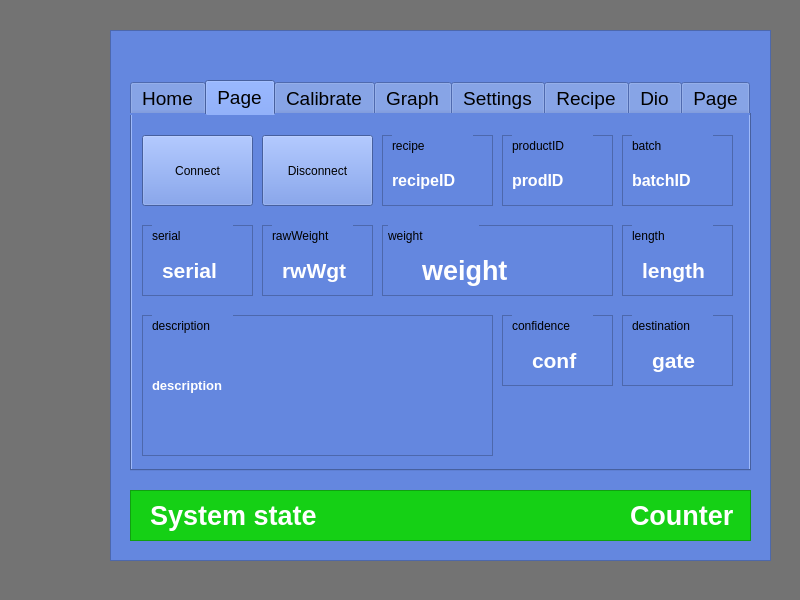
sigurgeirg/sandbox, file flowscale/forms/mainwindow.ui: the form before one commit.
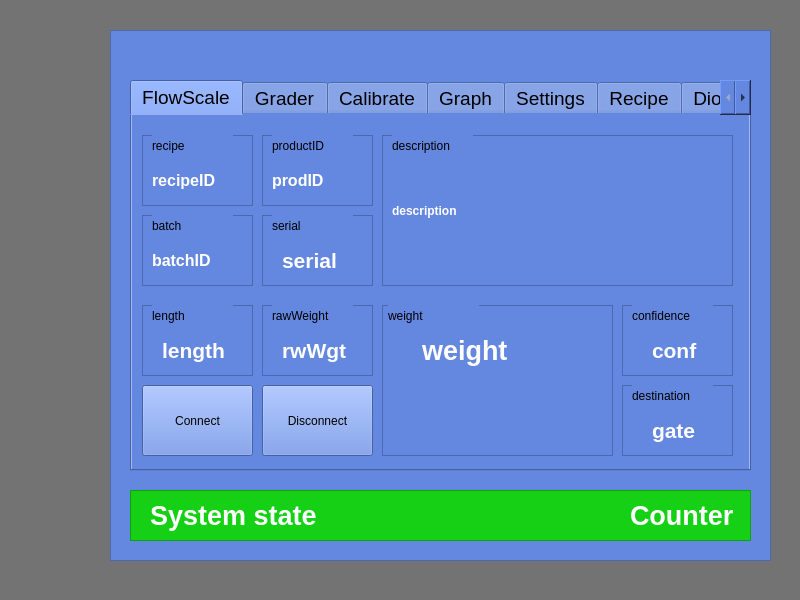
The form after the commit. The open tabs and pages were chosen to show the change. Custom widgets are drawn as their Qt base class.

Patch:
```diff
--- a/flowscale/forms/mainwindow.ui
+++ b/flowscale/forms/mainwindow.ui
@@ -596,213 +596,17 @@
      <property name="elideMode">
       <enum>Qt::ElideNone</enum>
      </property>
-     <widget class="QWidget" name="tabHome">
-      <attribute name="title">
-       <string>Home</string>
-      </attribute>
-      <widget class="QFrame" name="receiveFrame">
-       <property name="geometry">
-        <rect>
-         <x>10</x>
-         <y>60</y>
-         <width>301</width>
-         <height>81</height>
-        </rect>
-       </property>
-       <property name="styleSheet">
-        <string notr="true"/>
-       </property>
-       <property name="frameShape">
-        <enum>QFrame::StyledPanel</enum>
-       </property>
-       <property name="frameShadow">
-        <enum>QFrame::Raised</enum>
-       </property>
-       <widget class="QLabel" name="lblReceivedWeight">
-        <property name="geometry">
-         <rect>
-          <x>70</x>
-          <y>30</y>
-          <width>141</width>
-          <height>31</height>
-         </rect>
-        </property>
-        <property name="font">
-         <font>
-          <pointsize>20</pointsize>
-          <weight>75</weight>
-          <bold>true</bold>
-         </font>
-        </property>
-        <property name="styleSheet">
-         <string notr="true">color: rgb(255, 255, 255);</string>
-        </property>
-        <property name="text">
-         <string>raw weight</string>
-        </property>
-       </widget>
-       <widget class="QLabel" name="lblWeight">
-        <property name="geometry">
-         <rect>
-          <x>10</x>
-          <y>0</y>
-          <width>67</width>
-          <height>21</height>
-         </rect>
-        </property>
-        <property name="text">
-         <string>Weight:</string>
-        </property>
-       </widget>
-      </widget>
-      <widget class="QFrame" name="receiveFrame_3">
-       <property name="geometry">
-        <rect>
-         <x>10</x>
-         <y>140</y>
-         <width>591</width>
-         <height>51</height>
-        </rect>
-       </property>
-       <property name="styleSheet">
-        <string notr="true"/>
-       </property>
-       <property name="frameShape">
-        <enum>QFrame::StyledPanel</enum>
-       </property>
-       <property name="frameShadow">
-        <enum>QFrame::Raised</enum>
-       </property>
-       <widget class="QLabel" name="lblReceivedWeight_3">
-        <property name="geometry">
-         <rect>
-          <x>60</x>
-          <y>10</y>
-          <width>141</width>
-          <height>31</height>
-         </rect>
-        </property>
-        <property name="font">
-         <font>
-          <pointsize>20</pointsize>
-          <weight>75</weight>
-          <bold>true</bold>
-         </font>
-        </property>
-        <property name="styleSheet">
-         <string notr="true">color: rgb(255, 255, 255);</string>
-        </property>
-        <property name="text">
-         <string>serial</string>
-        </property>
-       </widget>
-       <widget class="QLabel" name="lblWeight_3">
-        <property name="geometry">
-         <rect>
-          <x>10</x>
-          <y>20</y>
-          <width>31</width>
-          <height>21</height>
-         </rect>
-        </property>
-        <property name="text">
-         <string>Info:</string>
-        </property>
-       </widget>
-      </widget>
-      <widget class="QFrame" name="receiveFrame_2">
-       <property name="geometry">
-        <rect>
-         <x>310</x>
-         <y>60</y>
-         <width>291</width>
-         <height>81</height>
-        </rect>
-       </property>
-       <property name="styleSheet">
-        <string notr="true"/>
-       </property>
-       <property name="frameShape">
-        <enum>QFrame::StyledPanel</enum>
-       </property>
-       <property name="frameShadow">
-        <enum>QFrame::Raised</enum>
-       </property>
-       <widget class="QLabel" name="lblReceivedWeight_2">
-        <property name="geometry">
-         <rect>
-          <x>50</x>
-          <y>30</y>
-          <width>201</width>
-          <height>31</height>
-         </rect>
-        </property>
-        <property name="font">
-         <font>
-          <pointsize>20</pointsize>
-          <weight>75</weight>
-          <bold>true</bold>
-         </font>
-        </property>
-        <property name="styleSheet">
-         <string notr="true">color: rgb(255, 255, 255);</string>
-        </property>
-        <property name="text">
-         <string>filtered weight</string>
-        </property>
-       </widget>
-       <widget class="QLabel" name="lblWeight_2">
-        <property name="geometry">
-         <rect>
-          <x>6</x>
-          <y>0</y>
-          <width>151</width>
-          <height>21</height>
-         </rect>
-        </property>
-        <property name="text">
-         <string>Filtered Weight:</string>
-        </property>
-       </widget>
-      </widget>
-      <widget class="QPushButton" name="btnNetWeightConnect">
-       <property name="geometry">
-        <rect>
-         <x>10</x>
-         <y>10</y>
-         <width>97</width>
-         <height>41</height>
-        </rect>
-       </property>
-       <property name="text">
-        <string>Connect</string>
-       </property>
-      </widget>
-      <widget class="QPushButton" name="btnDisconnect">
-       <property name="geometry">
-        <rect>
-         <x>110</x>
-         <y>10</y>
-         <width>97</width>
-         <height>41</height>
-        </rect>
-       </property>
-       <property name="text">
-        <string>Disconnect</string>
-       </property>
-      </widget>
-     </widget>
      <widget class="QWidget" name="tab">
       <attribute name="title">
-       <string>Page</string>
+       <string>FlowScale</string>
       </attribute>
       <widget class="QFrame" name="filteredWeightFrame">
        <property name="geometry">
         <rect>
          <x>250</x>
-         <y>110</y>
+         <y>190</y>
          <width>231</width>
-         <height>71</height>
+         <height>151</height>
         </rect>
        </property>
        <property name="styleSheet">
@@ -851,869 +655,13 @@
         </property>
        </widget>
       </widget>
-      <widget class="QPushButton" name="btnNetWeightConnect_3">
-       <property name="geometry">
-        <rect>
-         <x>10</x>
-         <y>20</y>
-         <width>111</width>
-         <height>71</height>
-        </rect>
-       </property>
-       <property name="palette">
-        <palette>
-         <active>
-          <colorrole role="WindowText">
-           <brush brushstyle="SolidPattern">
-            <color alpha="255">
-             <red>0</red>
-             <green>0</green>
-             <blue>0</blue>
-            </color>
-           </brush>
-          </colorrole>
-          <colorrole role="Button">
-           <brush brushstyle="SolidPattern">
-            <color alpha="255">
-             <red>100</red>
-             <green>135</green>
-             <blue>223</blue>
-            </color>
-           </brush>
-          </colorrole>
-          <colorrole role="Light">
-           <brush brushstyle="SolidPattern">
-            <color alpha="255">
-             <red>83</red>
-             <green>255</green>
-             <blue>83</blue>
-            </color>
-           </brush>
-          </colorrole>
-          <colorrole role="Midlight">
-           <brush brushstyle="SolidPattern">
-            <color alpha="255">
-             <red>52</red>
-             <green>231</green>
-             <blue>52</blue>
-            </color>
-           </brush>
-          </colorrole>
-          <colorrole role="Dark">
-           <brush brushstyle="SolidPattern">
-            <color alpha="255">
-             <red>10</red>
-             <green>104</green>
-             <blue>10</blue>
-            </color>
-           </brush>
-          </colorrole>
-          <colorrole role="Mid">
-           <brush brushstyle="SolidPattern">
-            <color alpha="255">
-             <red>14</red>
-             <green>139</green>
-             <blue>14</blue>
-            </color>
-           </brush>
-          </colorrole>
-          <colorrole role="Text">
-           <brush brushstyle="SolidPattern">
-            <color alpha="255">
-             <red>0</red>
-             <green>0</green>
-             <blue>0</blue>
-            </color>
-           </brush>
-          </colorrole>
-          <colorrole role="BrightText">
-           <brush brushstyle="SolidPattern">
-            <color alpha="255">
-             <red>255</red>
-             <green>255</green>
-             <blue>255</blue>
-            </color>
-           </brush>
-          </colorrole>
-          <colorrole role="ButtonText">
-           <brush brushstyle="SolidPattern">
-            <color alpha="255">
-             <red>0</red>
-             <green>0</green>
-             <blue>0</blue>
-            </color>
-           </brush>
-          </colorrole>
-          <colorrole role="Base">
-           <brush brushstyle="SolidPattern">
-            <color alpha="255">
-             <red>100</red>
-             <green>135</green>
-             <blue>223</blue>
-            </color>
-           </brush>
-          </colorrole>
-          <colorrole role="Window">
-           <brush brushstyle="SolidPattern">
-            <color alpha="255">
-             <red>100</red>
-             <green>135</green>
-             <blue>223</blue>
-            </color>
-           </brush>
-          </colorrole>
-          <colorrole role="Shadow">
-           <brush brushstyle="SolidPattern">
-            <color alpha="255">
-             <red>0</red>
-             <green>0</green>
-             <blue>0</blue>
-            </color>
-           </brush>
-          </colorrole>
-          <colorrole role="AlternateBase">
-           <brush brushstyle="SolidPattern">
-            <color alpha="255">
-             <red>138</red>
-             <green>231</green>
-             <blue>138</blue>
-            </color>
-           </brush>
-          </colorrole>
-          <colorrole role="ToolTipBase">
-           <brush brushstyle="SolidPattern">
-            <color alpha="255">
-             <red>255</red>
-             <green>255</green>
-             <blue>220</blue>
-            </color>
-           </brush>
-          </colorrole>
-          <colorrole role="ToolTipText">
-           <brush brushstyle="SolidPattern">
-            <color alpha="255">
-             <red>0</red>
-             <green>0</green>
-             <blue>0</blue>
-            </color>
-           </brush>
-          </colorrole>
-         </active>
-         <inactive>
-          <colorrole role="WindowText">
-           <brush brushstyle="SolidPattern">
-            <color alpha="255">
-             <red>0</red>
-             <green>0</green>
-             <blue>0</blue>
-            </color>
-           </brush>
-          </colorrole>
-          <colorrole role="Button">
-           <brush brushstyle="SolidPattern">
-            <color alpha="255">
-             <red>100</red>
-             <green>135</green>
-             <blue>223</blue>
-            </color>
-           </brush>
-          </colorrole>
-          <colorrole role="Light">
-           <brush brushstyle="SolidPattern">
-            <color alpha="255">
-             <red>83</red>
-             <green>255</green>
-             <blue>83</blue>
-            </color>
-           </brush>
-          </colorrole>
-          <colorrole role="Midlight">
-           <brush brushstyle="SolidPattern">
-            <color alpha="255">
-             <red>52</red>
-             <green>231</green>
-             <blue>52</blue>
-            </color>
-           </brush>
-          </colorrole>
-          <colorrole role="Dark">
-           <brush brushstyle="SolidPattern">
-            <color alpha="255">
-             <red>10</red>
-             <green>104</green>
-             <blue>10</blue>
-            </color>
-           </brush>
-          </colorrole>
-          <colorrole role="Mid">
-           <brush brushstyle="SolidPattern">
-            <color alpha="255">
-             <red>14</red>
-             <green>139</green>
-             <blue>14</blue>
-            </color>
-           </brush>
-          </colorrole>
-          <colorrole role="Text">
-           <brush brushstyle="SolidPattern">
-            <color alpha="255">
-             <red>0</red>
-             <green>0</green>
-             <blue>0</blue>
-            </color>
-           </brush>
-          </colorrole>
-          <colorrole role="BrightText">
-           <brush brushstyle="SolidPattern">
-            <color alpha="255">
-             <red>255</red>
-             <green>255</green>
-             <blue>255</blue>
-            </color>
-           </brush>
-          </colorrole>
-          <colorrole role="ButtonText">
-           <brush brushstyle="SolidPattern">
-            <color alpha="255">
-             <red>0</red>
-             <green>0</green>
-             <blue>0</blue>
-            </color>
-           </brush>
-          </colorrole>
-          <colorrole role="Base">
-           <brush brushstyle="SolidPattern">
-            <color alpha="255">
-             <red>100</red>
-             <green>135</green>
-             <blue>223</blue>
-            </color>
-           </brush>
-          </colorrole>
-          <colorrole role="Window">
-           <brush brushstyle="SolidPattern">
-            <color alpha="255">
-             <red>100</red>
-             <green>135</green>
-             <blue>223</blue>
-            </color>
-           </brush>
-          </colorrole>
-          <colorrole role="Shadow">
-           <brush brushstyle="SolidPattern">
-            <color alpha="255">
-             <red>0</red>
-             <green>0</green>
-             <blue>0</blue>
-            </color>
-           </brush>
-          </colorrole>
-          <colorrole role="AlternateBase">
-           <brush brushstyle="SolidPattern">
-            <color alpha="255">
-             <red>138</red>
-             <green>231</green>
-             <blue>138</blue>
-            </color>
-           </brush>
-          </colorrole>
-          <colorrole role="ToolTipBase">
-           <brush brushstyle="SolidPattern">
-            <color alpha="255">
-             <red>255</red>
-             <green>255</green>
-             <blue>220</blue>
-            </color>
-           </brush>
-          </colorrole>
-          <colorrole role="ToolTipText">
-           <brush brushstyle="SolidPattern">
-            <color alpha="255">
-             <red>0</red>
-             <green>0</green>
-             <blue>0</blue>
-            </color>
-           </brush>
-          </colorrole>
-         </inactive>
-         <disabled>
-          <colorrole role="WindowText">
-           <brush brushstyle="SolidPattern">
-            <color alpha="255">
-             <red>10</red>
-             <green>104</green>
-             <blue>10</blue>
-            </color>
-           </brush>
-          </colorrole>
-          <colorrole role="Button">
-           <brush brushstyle="SolidPattern">
-            <color alpha="255">
-             <red>100</red>
-             <green>135</green>
-             <blue>223</blue>
-            </color>
-           </brush>
-          </colorrole>
-          <colorrole role="Light">
-           <brush brushstyle="SolidPattern">
-            <color alpha="255">
-             <red>83</red>
-             <green>255</green>
-             <blue>83</blue>
-            </color>
-           </brush>
-          </colorrole>
-          <colorrole role="Midlight">
-           <brush brushstyle="SolidPattern">
-            <color alpha="255">
-             <red>52</red>
-             <green>231</green>
-             <blue>52</blue>
-            </color>
-           </brush>
-          </colorrole>
-          <colorrole role="Dark">
-           <brush brushstyle="SolidPattern">
-            <color alpha="255">
-             <red>10</red>
-             <green>104</green>
-             <blue>10</blue>
-            </color>
-           </brush>
-          </colorrole>
-          <colorrole role="Mid">
-           <brush brushstyle="SolidPattern">
-            <color alpha="255">
-             <red>14</red>
-             <green>139</green>
-             <blue>14</blue>
-            </color>
-           </brush>
-          </colorrole>
-          <colorrole role="Text">
-           <brush brushstyle="SolidPattern">
-            <color alpha="255">
-             <red>10</red>
-             <green>104</green>
-             <blue>10</blue>
-            </color>
-           </brush>
-          </colorrole>
-          <colorrole role="BrightText">
-           <brush brushstyle="SolidPattern">
-            <color alpha="255">
-             <red>255</red>
-             <green>255</green>
-             <blue>255</blue>
-            </color>
-           </brush>
-          </colorrole>
-          <colorrole role="ButtonText">
-           <brush brushstyle="SolidPattern">
-            <color alpha="255">
-             <red>10</red>
-             <green>104</green>
-             <blue>10</blue>
-            </color>
-           </brush>
-          </colorrole>
-          <colorrole role="Base">
-           <brush brushstyle="SolidPattern">
-            <color alpha="255">
-             <red>100</red>
-             <green>135</green>
-             <blue>223</blue>
-            </color>
-           </brush>
-          </colorrole>
-          <colorrole role="Window">
-           <brush brushstyle="SolidPattern">
-            <color alpha="255">
-             <red>100</red>
-             <green>135</green>
-             <blue>223</blue>
-            </color>
-           </brush>
-          </colorrole>
-          <colorrole role="Shadow">
-           <brush brushstyle="SolidPattern">
-            <color alpha="255">
-             <red>0</red>
-             <green>0</green>
-             <blue>0</blue>
-            </color>
-           </brush>
-          </colorrole>
-          <colorrole role="AlternateBase">
-           <brush brushstyle="SolidPattern">
-            <color alpha="255">
-             <red>21</red>
-             <green>208</green>
-             <blue>21</blue>
-            </color>
-           </brush>
-          </colorrole>
-          <colorrole role="ToolTipBase">
-           <brush brushstyle="SolidPattern">
-            <color alpha="255">
-             <red>255</red>
-             <green>255</green>
-             <blue>220</blue>
-            </color>
-           </brush>
-          </colorrole>
-          <colorrole role="ToolTipText">
-           <brush brushstyle="SolidPattern">
-            <color alpha="255">
-             <red>0</red>
-             <green>0</green>
-             <blue>0</blue>
-            </color>
-           </brush>
-          </colorrole>
-         </disabled>
-        </palette>
-       </property>
-       <property name="text">
-        <string>Connect</string>
-       </property>
-      </widget>
-      <widget class="QPushButton" name="btnDisconnect_5">
-       <property name="geometry">
-        <rect>
-         <x>130</x>
-         <y>20</y>
-         <width>111</width>
-         <height>71</height>
-        </rect>
-       </property>
-       <property name="palette">
-        <palette>
-         <active>
-          <colorrole role="WindowText">
-           <brush brushstyle="SolidPattern">
-            <color alpha="255">
-             <red>0</red>
-             <green>0</green>
-             <blue>0</blue>
-            </color>
-           </brush>
-          </colorrole>
-          <colorrole role="Button">
-           <brush brushstyle="SolidPattern">
-            <color alpha="255">
-             <red>100</red>
-             <green>135</green>
-             <blue>223</blue>
-            </color>
-           </brush>
-          </colorrole>
-          <colorrole role="Light">
-           <brush brushstyle="SolidPattern">
-            <color alpha="255">
-             <red>255</red>
-             <green>127</green>
-             <blue>127</blue>
-            </color>
-           </brush>
-          </colorrole>
-          <colorrole role="Midlight">
-           <brush brushstyle="SolidPattern">
-            <color alpha="255">
-             <red>255</red>
-             <green>63</green>
-             <blue>63</blue>
-            </color>
-           </brush>
-          </colorrole>
-          <colorrole role="Dark">
-           <brush brushstyle="SolidPattern">
-            <color alpha="255">
-             <red>127</red>
-             <green>0</green>
-             <blue>0</blue>
-            </color>
-           </brush>
-          </colorrole>
-          <colorrole role="Mid">
-           <brush brushstyle="SolidPattern">
-            <color alpha="255">
-             <red>170</red>
-             <green>0</green>
-             <blue>0</blue>
-            </color>
-           </brush>
-          </colorrole>
-          <colorrole role="Text">
-           <brush brushstyle="SolidPattern">
-            <color alpha="255">
-             <red>0</red>
-             <green>0</green>
-             <blue>0</blue>
-            </color>
-           </brush>
-          </colorrole>
-          <colorrole role="BrightText">
-           <brush brushstyle="SolidPattern">
-            <color alpha="255">
-             <red>255</red>
-             <green>255</green>
-             <blue>255</blue>
-            </color>
-           </brush>
-          </colorrole>
-          <colorrole role="ButtonText">
-           <brush brushstyle="SolidPattern">
-            <color alpha="255">
-             <red>0</red>
-             <green>0</green>
-             <blue>0</blue>
-            </color>
-           </brush>
-          </colorrole>
-          <colorrole role="Base">
-           <brush brushstyle="SolidPattern">
-            <color alpha="255">
-             <red>100</red>
-             <green>135</green>
-             <blue>223</blue>
-            </color>
-           </brush>
-          </colorrole>
-          <colorrole role="Window">
-           <brush brushstyle="SolidPattern">
-            <color alpha="255">
-             <red>100</red>
-             <green>135</green>
-             <blue>223</blue>
-            </color>
-           </brush>
-          </colorrole>
-          <colorrole role="Shadow">
-           <brush brushstyle="SolidPattern">
-            <color alpha="255">
-             <red>0</red>
-             <green>0</green>
-             <blue>0</blue>
-            </color>
-           </brush>
-          </colorrole>
-          <colorrole role="AlternateBase">
-           <brush brushstyle="SolidPattern">
-            <color alpha="255">
-             <red>255</red>
-             <green>127</green>
-             <blue>127</blue>
-            </color>
-           </brush>
-          </colorrole>
-          <colorrole role="ToolTipBase">
-           <brush brushstyle="SolidPattern">
-            <color alpha="255">
-             <red>255</red>
-             <green>255</green>
-             <blue>220</blue>
-            </color>
-           </brush>
-          </colorrole>
-          <colorrole role="ToolTipText">
-           <brush brushstyle="SolidPattern">
-            <color alpha="255">
-             <red>0</red>
-             <green>0</green>
-             <blue>0</blue>
-            </color>
-           </brush>
-          </colorrole>
-         </active>
-         <inactive>
-          <colorrole role="WindowText">
-           <brush brushstyle="SolidPattern">
-            <color alpha="255">
-             <red>0</red>
-             <green>0</green>
-             <blue>0</blue>
-            </color>
-           </brush>
-          </colorrole>
-          <colorrole role="Button">
-           <brush brushstyle="SolidPattern">
-            <color alpha="255">
-             <red>100</red>
-             <green>135</green>
-             <blue>223</blue>
-            </color>
-           </brush>
-          </colorrole>
-          <colorrole role="Light">
-           <brush brushstyle="SolidPattern">
-            <color alpha="255">
-             <red>255</red>
-             <green>127</green>
-             <blue>127</blue>
-            </color>
-           </brush>
-          </colorrole>
-          <colorrole role="Midlight">
-           <brush brushstyle="SolidPattern">
-            <color alpha="255">
-             <red>255</red>
-             <green>63</green>
-             <blue>63</blue>
-            </color>
-           </brush>
-          </colorrole>
-          <colorrole role="Dark">
-           <brush brushstyle="SolidPattern">
-            <color alpha="255">
-             <red>127</red>
-             <green>0</green>
-             <blue>0</blue>
-            </color>
-           </brush>
-          </colorrole>
-          <colorrole role="Mid">
-           <brush brushstyle="SolidPattern">
-            <color alpha="255">
-             <red>170</red>
-             <green>0</green>
-             <blue>0</blue>
-            </color>
-           </brush>
-          </colorrole>
-          <colorrole role="Text">
-           <brush brushstyle="SolidPattern">
-            <color alpha="255">
-             <red>0</red>
-             <green>0</green>
-             <blue>0</blue>
-            </color>
-           </brush>
-          </colorrole>
-          <colorrole role="BrightText">
-           <brush brushstyle="SolidPattern">
-            <color alpha="255">
-             <red>255</red>
-             <green>255</green>
-             <blue>255</blue>
-            </color>
-           </brush>
-          </colorrole>
-          <colorrole role="ButtonText">
-           <brush brushstyle="SolidPattern">
-            <color alpha="255">
-             <red>0</red>
-             <green>0</green>
-             <blue>0</blue>
-            </color>
-           </brush>
-          </colorrole>
-          <colorrole role="Base">
-           <brush brushstyle="SolidPattern">
-            <color alpha="255">
-             <red>100</red>
-             <green>135</green>
-             <blue>223</blue>
-            </color>
-           </brush>
-          </colorrole>
-          <colorrole role="Window">
-           <brush brushstyle="SolidPattern">
-            <color alpha="255">
-             <red>100</red>
-             <green>135</green>
-             <blue>223</blue>
-            </color>
-           </brush>
-          </colorrole>
-          <colorrole role="Shadow">
-           <brush brushstyle="SolidPattern">
-            <color alpha="255">
-             <red>0</red>
-             <green>0</green>
-             <blue>0</blue>
-            </color>
-           </brush>
-          </colorrole>
-          <colorrole role="AlternateBase">
-           <brush brushstyle="SolidPattern">
-            <color alpha="255">
-             <red>255</red>
-             <green>127</green>
-             <blue>127</blue>
-            </color>
-           </brush>
-          </colorrole>
-          <colorrole role="ToolTipBase">
-           <brush brushstyle="SolidPattern">
-            <color alpha="255">
-             <red>255</red>
-             <green>255</green>
-             <blue>220</blue>
-            </color>
-           </brush>
-          </colorrole>
-          <colorrole role="ToolTipText">
-           <brush brushstyle="SolidPattern">
-            <color alpha="255">
-             <red>0</red>
-             <green>0</green>
-             <blue>0</blue>
-            </color>
-           </brush>
-          </colorrole>
-         </inactive>
-         <disabled>
-          <colorrole role="WindowText">
-           <brush brushstyle="SolidPattern">
-            <color alpha="255">
-             <red>127</red>
-             <green>0</green>
-             <blue>0</blue>
-            </color>
-           </brush>
-          </colorrole>
-          <colorrole role="Button">
-           <brush brushstyle="SolidPattern">
-            <color alpha="255">
-             <red>100</red>
-             <green>135</green>
-             <blue>223</blue>
-            </color>
-           </brush>
-          </colorrole>
-          <colorrole role="Light">
-           <brush brushstyle="SolidPattern">
-            <color alpha="255">
-             <red>255</red>
-             <green>127</green>
-             <blue>127</blue>
-            </color>
-           </brush>
-          </colorrole>
-          <colorrole role="Midlight">
-           <brush brushstyle="SolidPattern">
-            <color alpha="255">
-             <red>255</red>
-             <green>63</green>
-             <blue>63</blue>
-            </color>
-           </brush>
-          </colorrole>
-          <colorrole role="Dark">
-           <brush brushstyle="SolidPattern">
-            <color alpha="255">
-             <red>127</red>
-             <green>0</green>
-             <blue>0</blue>
-            </color>
-           </brush>
-          </colorrole>
-          <colorrole role="Mid">
-           <brush brushstyle="SolidPattern">
-            <color alpha="255">
-             <red>170</red>
-             <green>0</green>
-             <blue>0</blue>
-            </color>
-           </brush>
-          </colorrole>
-          <colorrole role="Text">
-           <brush brushstyle="SolidPattern">
-            <color alpha="255">
-             <red>127</red>
-             <green>0</green>
-             <blue>0</blue>
-            </color>
-           </brush>
-          </colorrole>
-          <colorrole role="BrightText">
-           <brush brushstyle="SolidPattern">
-            <color alpha="255">
-             <red>255</red>
-             <green>255</green>
-             <blue>255</blue>
-            </color>
-           </brush>
-          </colorrole>
-          <colorrole role="ButtonText">
-           <brush brushstyle="SolidPattern">
-            <color alpha="255">
-             <red>127</red>
-             <green>0</green>
-             <blue>0</blue>
-            </color>
-           </brush>
-          </colorrole>
-          <colorrole role="Base">
-           <brush brushstyle="SolidPattern">
-            <color alpha="255">
-             <red>100</red>
-             <green>135</green>
-             <blue>223</blue>
-            </color>
-           </brush>
-          </colorrole>
-          <colorrole role="Window">
-           <brush brushstyle="SolidPattern">
-            <color alpha="255">
-             <red>100</red>
-             <green>135</green>
-             <blue>223</blue>
-            </color>
-           </brush>
-          </colorrole>
-          <colorrole role="Shadow">
-           <brush brushstyle="SolidPattern">
-            <color alpha="255">
-             <red>0</red>
-             <green>0</green>
-             <blue>0</blue>
-            </color>
-           </brush>
-          </colorrole>
-          <colorrole role="AlternateBase">
-           <brush brushstyle="SolidPattern">
-            <color alpha="255">
-             <red>255</red>
-             <green>0</green>
-             <blue>0</blue>
-            </color>
-           </brush>
-          </colorrole>
-          <colorrole role="ToolTipBase">
-           <brush brushstyle="SolidPattern">
-            <color alpha="255">
-             <red>255</red>
-             <green>255</green>
-             <blue>220</blue>
-            </color>
-           </brush>
-          </colorrole>
-          <colorrole role="ToolTipText">
-           <brush brushstyle="SolidPattern">
-            <color alpha="255">
-             <red>0</red>
-             <green>0</green>
-             <blue>0</blue>
-            </color>
-           </brush>
-          </colorrole>
-         </disabled>
-        </palette>
-       </property>
-       <property name="text">
-        <string>Disconnect</string>
-       </property>
-      </widget>
       <widget class="QFrame" name="descriptionFrame">
        <property name="geometry">
         <rect>
-         <x>10</x>
-         <y>200</y>
+         <x>250</x>
+         <y>20</y>
          <width>351</width>
-         <height>141</height>
+         <height>151</height>
         </rect>
        </property>
        <property name="styleSheet">
@@ -1729,14 +677,14 @@
         <property name="geometry">
          <rect>
           <x>10</x>
-          <y>30</y>
-          <width>311</width>
-          <height>81</height>
+          <y>20</y>
+          <width>321</width>
+          <height>111</height>
          </rect>
         </property>
         <property name="font">
          <font>
-          <pointsize>10</pointsize>
+          <pointsize>9</pointsize>
           <weight>75</weight>
           <bold>true</bold>
          </font>
@@ -1769,7 +717,7 @@
        <property name="geometry">
         <rect>
          <x>130</x>
-         <y>110</y>
+         <y>190</y>
          <width>111</width>
          <height>71</height>
         </rect>
@@ -1823,8 +771,8 @@
       <widget class="QFrame" name="batchFrame">
        <property name="geometry">
         <rect>
-         <x>490</x>
-         <y>20</y>
+         <x>10</x>
+         <y>100</y>
          <width>111</width>
          <height>71</height>
         </rect>
@@ -1878,8 +826,8 @@
       <widget class="QFrame" name="serialFrame">
        <property name="geometry">
         <rect>
-         <x>10</x>
-         <y>110</y>
+         <x>130</x>
+         <y>100</y>
          <width>111</width>
          <height>71</height>
         </rect>
@@ -1933,7 +881,7 @@
       <widget class="QFrame" name="productIDFrame">
        <property name="geometry">
         <rect>
-         <x>370</x>
+         <x>130</x>
          <y>20</y>
          <width>111</width>
          <height>71</height>
@@ -1988,7 +936,7 @@
       <widget class="QFrame" name="recipeFrame">
        <property name="geometry">
         <rect>
-         <x>250</x>
+         <x>10</x>
          <y>20</y>
          <width>111</width>
          <height>71</height>
@@ -2043,8 +991,8 @@
       <widget class="QFrame" name="lengthFrame">
        <property name="geometry">
         <rect>
-         <x>490</x>
-         <y>110</y>
+         <x>10</x>
+         <y>190</y>
          <width>111</width>
          <height>71</height>
         </rect>
@@ -2098,8 +1046,8 @@
       <widget class="QFrame" name="confidenceFrame">
        <property name="geometry">
         <rect>
-         <x>370</x>
-         <y>200</y>
+         <x>490</x>
+         <y>190</y>
          <width>111</width>
          <height>71</height>
         </rect>
@@ -2154,7 +1102,7 @@
        <property name="geometry">
         <rect>
          <x>490</x>
-         <y>200</y>
+         <y>270</y>
          <width>111</width>
          <height>71</height>
         </rect>
@@ -2205,6 +1153,37 @@
         </property>
        </widget>
       </widget>
+      <widget class="QPushButton" name="btnNetWeightConnect">
+       <property name="geometry">
+        <rect>
+         <x>10</x>
+         <y>270</y>
+         <width>111</width>
+         <height>71</height>
+        </rect>
+       </property>
+       <property name="text">
+        <string>Connect</string>
+       </property>
+      </widget>
+      <widget class="QPushButton" name="btnDisconnect">
+       <property name="geometry">
+        <rect>
+         <x>130</x>
+         <y>270</y>
+         <width>111</width>
+         <height>71</height>
+        </rect>
+       </property>
+       <property name="text">
+        <string>Disconnect</string>
+       </property>
+      </widget>
+     </widget>
+     <widget class="QWidget" name="tab_2">
+      <attribute name="title">
+       <string>Grader</string>
+      </attribute>
      </widget>
      <widget class="QWidget" name="tabCalibrate">
       <property name="enabled">
```
Left out of the diff: 4 changed lines with no effect on the pictures.
